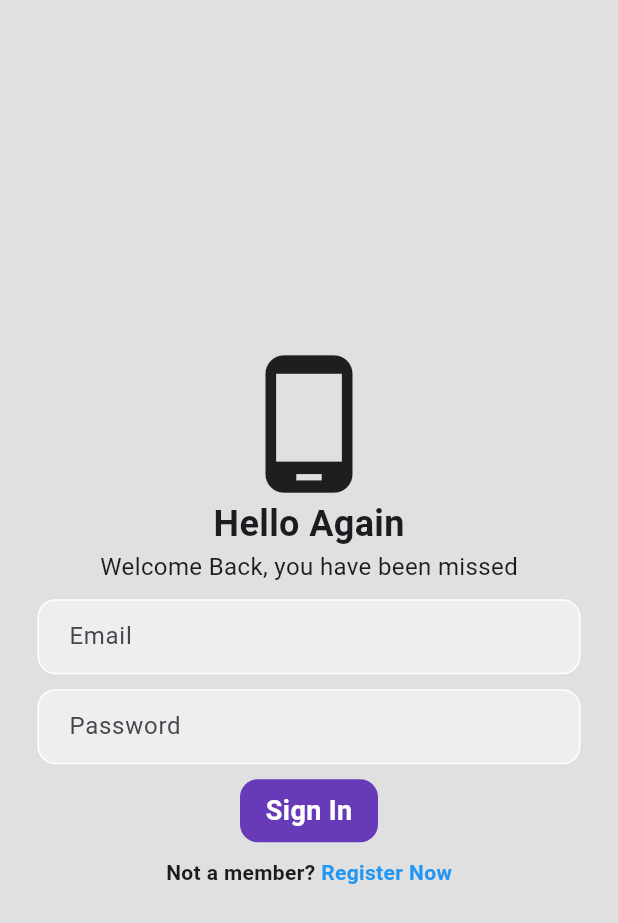
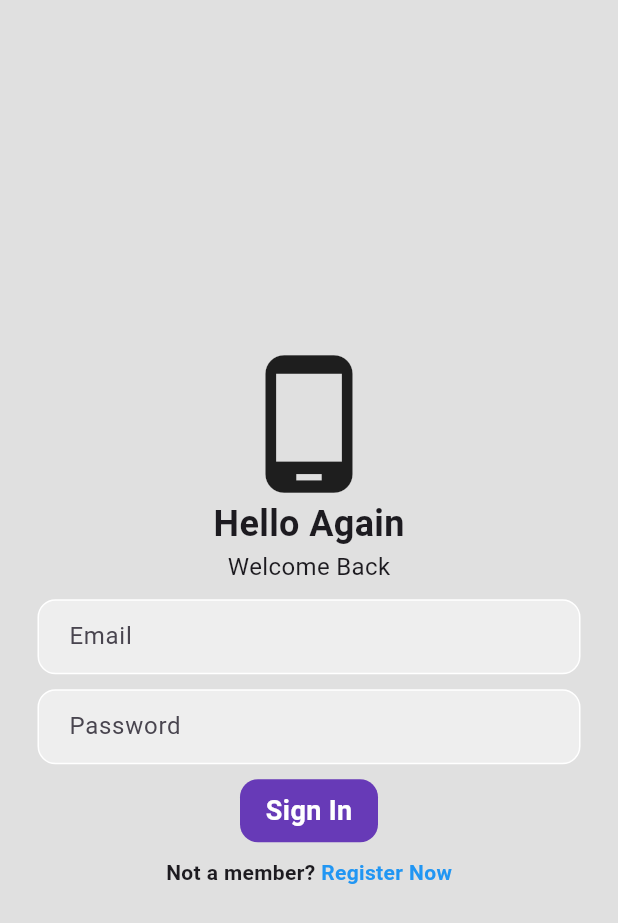
Before and after one commit to 25Anurag/LoginPage, a Flutter app: the screen it shows after launch, on a phone screen of 412 x 824 dp. Shown: the top 923 px of the screen. Run offline on Flutter 3.47's test engine with Material 3 defaults, Android fonts, the phone set to English and light mode, and no system bars.

Commit message:
Update LoginPage.dart

```diff
--- a/lib/LoginPage.dart
+++ b/lib/LoginPage.dart
@@ -31,7 +31,7 @@ class _LoginPageState extends State<LoginPage> {
 
 
               const Text(
-                'Welcome Back, you have been missed',
+                'Welcome Back',
                 style: TextStyle(
                   fontSize: 16,
                 ),
```
